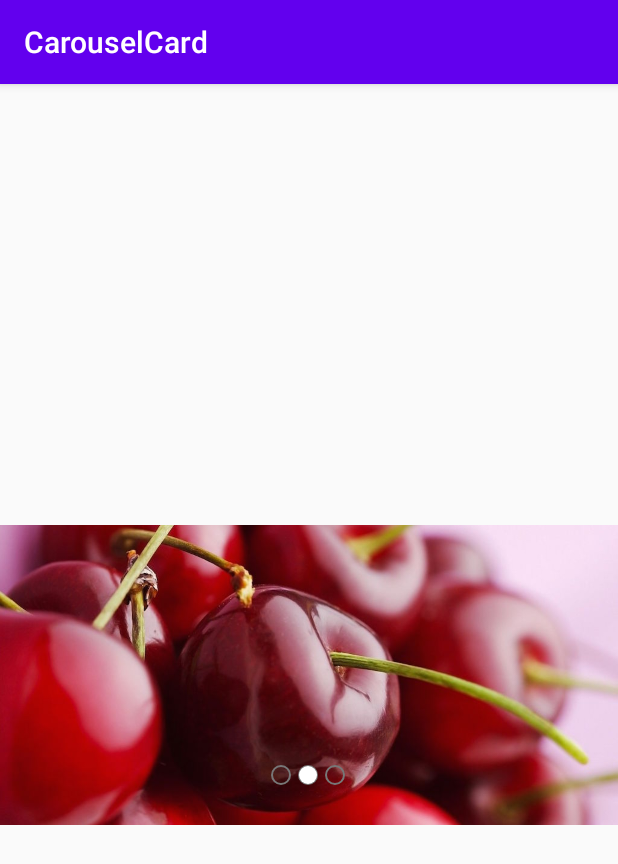
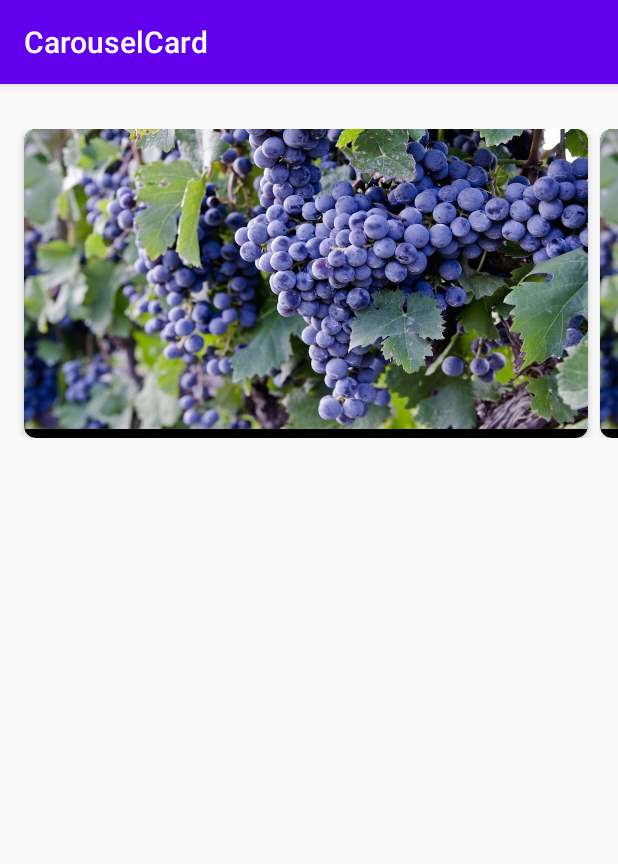
Before and after one commit to praveen2gemini/CarouselCardView, an Android app: the screen it shows after launch (MainActivity), on a phone screen of 412 x 824 dp. Shown: the top 864 px of the screen. Run offline under Robolectric (Android 15) with nearby library versions, the phone set to English and light mode, and no system bars; our stand-ins replace Picasso; pictures from the network do not load.

Commit message:
Another Carousel card view has been created

```diff
--- a/app/src/main/java/com/dpdlad/carouselcard/MainActivity.kt
+++ b/app/src/main/java/com/dpdlad/carouselcard/MainActivity.kt
@@ -1,16 +1,21 @@
 package com.dpdlad.carouselcard
 
 import android.os.Bundle
+import android.view.View
 import android.widget.ImageView
+import android.widget.Toast
 import androidx.appcompat.app.AppCompatActivity
-import com.dpdlad.carousel.CarouselCardView
 import com.dpdlad.carousel.CarouselCardImageUpdater
+import com.dpdlad.carousel.SimpleCarouselView
+import com.dpdlad.carousel.card.CarouselCardView
+import com.dpdlad.carousel.card.CarouselClickListener
 import com.squareup.picasso.Picasso
 
 class MainActivity : AppCompatActivity(),
-    CarouselCardImageUpdater {
+    CarouselCardImageUpdater, CarouselClickListener {
 
-    private var customCarouselCardView: CarouselCardView? = null
+    private var customSimpleCarouselView: SimpleCarouselView? = null
+    private var carouselCardRecycler: CarouselCardView? = null
     var sampleImages = intArrayOf(
         R.drawable.image_1,
         R.drawable.image_2,
@@ -19,20 +24,24 @@ class MainActivity : AppCompatActivity(),
         R.drawable.image_5
     )
     private var sampleNetworkImageURLs = arrayOf(
+        "https://encrypted-tbn0.gstatic.com/images?q=tbn:ANd9GcQIVUf6Aj04OpTeyenjIl9bjZ0nRQSGLOJ9FA&usqp=CAU",
         "https://lh3.googleusercontent.com/proxy/K_xxZeOmWfnAs0B8ZHIROSn0OK94VfCgSMpH97_n4f2VBUWeLrn8FifuqUArDTVvVvu3MePVQUfghPgNoKbiU0uo4by3ZjRe1xwTlVlZc3875Vt2AXALPMvjYFO4fljiYQ",
-        "https://encrypted-tbn0.gstatic.com/images?q=tbn:ANd9GcQIVUf6Aj04OpTeyenjIl9bjZ0nRQSGLOJ9FA&usqp=CAU",
         "https://d1.awsstatic.com/GameDev%20Site%20Redesign/Lumberyard/Downloads/lumberyard_download_dyn-veg_page-header.2b03b5c24c726a878a53ffd6d42eca0265099b4e.jpg"
     )
 
     override fun onCreate(savedInstanceState: Bundle?) {
         super.onCreate(savedInstanceState)
         setContentView(R.layout.activity_main)
-        customCarouselCardView = findViewById(R.id.customCarouselView)
-        customCarouselCardView?.apply {
+        customSimpleCarouselView = findViewById(R.id.customCarouselView)
+        carouselCardRecycler = findViewById(R.id.carouselRecyclerView)
+        customSimpleCarouselView?.apply {
+            visibility = View.GONE
             pageCount = sampleNetworkImageURLs.size
             slideInterval = 3000
             setImageListener(this@MainActivity)
         }
+        carouselCardRecycler?.setOnCarouselClickListener(this)
+        carouselCardRecycler?.loadBanners(sampleNetworkImageURLs.toCollection(ArrayList()))
     }
 
     override fun setImageForPosition(imageView: ImageView?, position: Int) {
@@ -41,4 +50,8 @@ class MainActivity : AppCompatActivity(),
             .into(imageView)
     }
 
+    override fun onCarouselItemClicked(position: Int) {
+        Toast.makeText(this, "onCarouselItemClicked $position", Toast.LENGTH_SHORT).show()
+    }
+
 }
--- a/app/src/main/res/layout/activity_main.xml
+++ b/app/src/main/res/layout/activity_main.xml
@@ -6,14 +6,13 @@
     android:layout_height="match_parent"
     tools:context=".MainActivity">
 
-    <com.dpdlad.carousel.CarouselCardView
+    <com.dpdlad.carousel.SimpleCarouselView
         android:id="@+id/customCarouselView"
         android:layout_width="match_parent"
         android:layout_height="200dp"
         android:layout_marginTop="20dp"
         app:disableAutoPlayOnUserInteraction="false"
         app:fillColor="#FFFFFFFF"
-        app:layout_constraintBottom_toBottomOf="parent"
         app:layout_constraintLeft_toLeftOf="parent"
         app:layout_constraintRight_toRightOf="parent"
         app:layout_constraintTop_toTopOf="parent"
@@ -23,4 +22,13 @@
         app:strokeWidth="1dp" />
 
 
+    <com.dpdlad.carousel.card.CarouselCardView
+        android:id="@+id/carouselRecyclerView"
+        android:layout_width="match_parent"
+        android:layout_height="wrap_content"
+        android:layout_marginTop="30dp"
+        app:layout_constraintLeft_toLeftOf="parent"
+        app:layout_constraintRight_toRightOf="parent"
+        app:layout_constraintTop_toBottomOf="@+id/customCarouselView" />
+
 </androidx.constraintlayout.widget.ConstraintLayout>
--- a/carousel/src/main/java/com/dpdlad/carousel/CarouselCardView.java
+++ b/carousel/src/main/java/com/dpdlad/carousel/SimpleCarouselView.java
@@ -22,7 +22,7 @@ import java.util.Timer;
 import java.util.TimerTask;
 
 @RemoteView
-public class CarouselCardView extends FrameLayout {
+public class SimpleCarouselView extends FrameLayout {
 
     private final int DEFAULT_GRAVITY = Gravity.CENTER_HORIZONTAL | Gravity.BOTTOM;
 
@@ -39,7 +39,7 @@ public class CarouselCardView extends FrameLayout {
     private int pageTransformInterval = DEFAULT_SLIDE_VELOCITY;
     private int indicatorVisibility = DEFAULT_INDICATOR_VISIBILITY;
 
-    private CarouselCardViewPager containerViewPager;
+    private SimpleCarouselViewPager containerViewPager;
     private CircleCorePageIndicator mIndicator;
     private CarouselCardImageUpdater mCarouselCardImageUpdater = null;
     private CarouselImageClickListener carouselImageClickListener = null;
@@ -55,22 +55,22 @@ public class CarouselCardView extends FrameLayout {
 
     private ViewPager.PageTransformer pageTransformer;
 
-    public CarouselCardView(Context context) {
+    public SimpleCarouselView(Context context) {
         super(context);
     }
 
-    public CarouselCardView(Context context, AttributeSet attrs) {
+    public SimpleCarouselView(Context context, AttributeSet attrs) {
         super(context, attrs);
         initView(context, attrs, 0, 0);
     }
 
-    public CarouselCardView(Context context, AttributeSet attrs, int defStyleAttr) {
+    public SimpleCarouselView(Context context, AttributeSet attrs, int defStyleAttr) {
         super(context, attrs, defStyleAttr);
         initView(context, attrs, defStyleAttr, 0);
     }
 
     @TargetApi(Build.VERSION_CODES.LOLLIPOP)
-    public CarouselCardView(Context context, AttributeSet attrs, int defStyleAttr, int defStyleRes) {
+    public SimpleCarouselView(Context context, AttributeSet attrs, int defStyleAttr, int defStyleRes) {
         super(context, attrs, defStyleAttr, defStyleRes);
         initView(context, attrs, defStyleAttr, defStyleRes);
     }
@@ -87,42 +87,42 @@ public class CarouselCardView extends FrameLayout {
 
 
             //Retrieve styles attributes
-            TypedArray a = context.obtainStyledAttributes(attrs, R.styleable.CarouselCardView, defStyleAttr, 0);
+            TypedArray a = context.obtainStyledAttributes(attrs, R.styleable.SimpleCarouselView, defStyleAttr, 0);
             try {
-                indicatorMarginVertical = a.getDimensionPixelSize(R.styleable.CarouselCardView_indicatorMarginVertical, getResources().getDimensionPixelSize(R.dimen.default_indicator_margin_vertical));
-                indicatorMarginHorizontal = a.getDimensionPixelSize(R.styleable.CarouselCardView_indicatorMarginHorizontal, getResources().getDimensionPixelSize(R.dimen.default_indicator_margin_horizontal));
-                setPageTransformInterval(a.getInt(R.styleable.CarouselCardView_pageTransformInterval, DEFAULT_SLIDE_VELOCITY));
-                setSlideInterval(a.getInt(R.styleable.CarouselCardView_slideInterval, DEFAULT_SLIDE_INTERVAL));
-                setOrientation(a.getInt(R.styleable.CarouselCardView_indicatorOrientation, LinearLayout.HORIZONTAL));
-                setIndicatorGravity(a.getInt(R.styleable.CarouselCardView_indicatorGravity, Gravity.BOTTOM | Gravity.CENTER_HORIZONTAL));
-                setAutoPlay(a.getBoolean(R.styleable.CarouselCardView_autoPlay, true));
-                setDisableAutoPlayOnUserInteraction(a.getBoolean(R.styleable.CarouselCardView_disableAutoPlayOnUserInteraction, false));
-                setAnimateOnBoundary(a.getBoolean(R.styleable.CarouselCardView_animateOnBoundary, true));
-                setPageTransformer(a.getInt(R.styleable.CarouselCardView_pageTransformer, CarouselCardViewPagerTransformer.DEFAULT));
+                indicatorMarginVertical = a.getDimensionPixelSize(R.styleable.SimpleCarouselView_indicatorMarginVertical, getResources().getDimensionPixelSize(R.dimen.default_indicator_margin_vertical));
+                indicatorMarginHorizontal = a.getDimensionPixelSize(R.styleable.SimpleCarouselView_indicatorMarginHorizontal, getResources().getDimensionPixelSize(R.dimen.default_indicator_margin_horizontal));
+                setPageTransformInterval(a.getInt(R.styleable.SimpleCarouselView_pageTransformInterval, DEFAULT_SLIDE_VELOCITY));
+                setSlideInterval(a.getInt(R.styleable.SimpleCarouselView_slideInterval, DEFAULT_SLIDE_INTERVAL));
+                setOrientation(a.getInt(R.styleable.SimpleCarouselView_indicatorOrientation, LinearLayout.HORIZONTAL));
+                setIndicatorGravity(a.getInt(R.styleable.SimpleCarouselView_indicatorGravity, Gravity.BOTTOM | Gravity.CENTER_HORIZONTAL));
+                setAutoPlay(a.getBoolean(R.styleable.SimpleCarouselView_autoPlay, true));
+                setDisableAutoPlayOnUserInteraction(a.getBoolean(R.styleable.SimpleCarouselView_disableAutoPlayOnUserInteraction, false));
+                setAnimateOnBoundary(a.getBoolean(R.styleable.SimpleCarouselView_animateOnBoundary, true));
+                setPageTransformer(a.getInt(R.styleable.SimpleCarouselView_pageTransformer, SimpleCarouselViewPagerTransformer.DEFAULT));
 
-                indicatorVisibility = a.getInt(R.styleable.CarouselCardView_indicatorVisibility, CarouselCardView.DEFAULT_INDICATOR_VISIBILITY);
+                indicatorVisibility = a.getInt(R.styleable.SimpleCarouselView_indicatorVisibility, SimpleCarouselView.DEFAULT_INDICATOR_VISIBILITY);
 
                 setIndicatorVisibility(indicatorVisibility);
 
                 if (indicatorVisibility == View.VISIBLE) {
-                    int fillColor = a.getColor(R.styleable.CarouselCardView_fillColor, 0);
+                    int fillColor = a.getColor(R.styleable.SimpleCarouselView_fillColor, 0);
                     if (fillColor != 0) {
                         setFillColor(fillColor);
                     }
-                    int pageColor = a.getColor(R.styleable.CarouselCardView_pageColor, 0);
+                    int pageColor = a.getColor(R.styleable.SimpleCarouselView_pageColor, 0);
                     if (pageColor != 0) {
                         setPageColor(pageColor);
                     }
-                    float radius = a.getDimensionPixelSize(R.styleable.CarouselCardView_radius, 0);
+                    float radius = a.getDimensionPixelSize(R.styleable.SimpleCarouselView_radius, 0);
                     if (radius != 0) {
                         setRadius(radius);
                     }
-                    setSnap(a.getBoolean(R.styleable.CarouselCardView_snap, getResources().getBoolean(R.bool.default_circle_indicator_snap)));
-                    int strokeColor = a.getColor(R.styleable.CarouselCardView_strokeColor, 0);
+                    setSnap(a.getBoolean(R.styleable.SimpleCarouselView_snap, getResources().getBoolean(R.bool.default_circle_indicator_snap)));
+                    int strokeColor = a.getColor(R.styleable.SimpleCarouselView_strokeColor, 0);
                     if (strokeColor != 0) {
                         setStrokeColor(strokeColor);
                     }
-                    float strokeWidth = a.getDimensionPixelSize(R.styleable.CarouselCardView_strokeWidth, 0);
+                    float strokeWidth = a.getDimensionPixelSize(R.styleable.SimpleCarouselView_strokeWidth, 0);
                     if (strokeWidth != 0) {
                         setStrokeWidth(strokeWidth);
                     }
@@ -207,11 +207,11 @@ public class CarouselCardView extends FrameLayout {
     /**
      * Sets page transition animation.
      *
-     * @param transformer Pass {@link CarouselCardViewPagerTransformer#FLOW}, {@link CarouselCardViewPagerTransformer#ZOOM}, {@link CarouselCardViewPagerTransformer#DEPTH} or {@link CarouselCardViewPagerTransformer#SLIDE_OVER}
+     * @param transformer Pass {@link SimpleCarouselViewPagerTransformer#FLOW}, {@link SimpleCarouselViewPagerTransformer#ZOOM}, {@link SimpleCarouselViewPagerTransformer#DEPTH} or {@link SimpleCarouselViewPagerTransformer#SLIDE_OVER}
      * @attr
      */
-    public void setPageTransformer(@CarouselCardViewPagerTransformer.Transformer int transformer) {
-        setPageTransformer(new CarouselCardViewPagerTransformer(transformer));
+    public void setPageTransformer(@SimpleCarouselViewPagerTransformer.Transformer int transformer) {
+        setPageTransformer(new SimpleCarouselViewPagerTransformer(transformer));
 
     }
 
@@ -451,7 +451,7 @@ public class CarouselCardView extends FrameLayout {
         return indicatorMarginHorizontal;
     }
 
-    public CarouselCardViewPager getContainerViewPager() {
+    public SimpleCarouselViewPager getContainerViewPager() {
         return containerViewPager;
     }
 
--- a/carousel/src/main/java/com/dpdlad/carousel/CarouselCardViewPager.java
+++ b/carousel/src/main/java/com/dpdlad/carousel/SimpleCarouselViewPager.java
@@ -9,7 +9,7 @@ import androidx.viewpager.widget.ViewPager;
 
 import java.lang.reflect.Field;
 
-public class CarouselCardViewPager extends ViewPager {
+public class SimpleCarouselViewPager extends ViewPager {
 
     private CarouselImageClickListener carouselImageClickListener;
     private float oldX = 0, newX = 0, sens = 5;
@@ -18,17 +18,17 @@ public class CarouselCardViewPager extends ViewPager {
         this.carouselImageClickListener = carouselImageClickListener;
     }
 
-    public CarouselCardViewPager(Context context) {
+    public SimpleCarouselViewPager(Context context) {
         super(context);
         postInitViewPager();
     }
 
-    public CarouselCardViewPager(Context context, AttributeSet attrs) {
+    public SimpleCarouselViewPager(Context context, AttributeSet attrs) {
         super(context, attrs);
         postInitViewPager();
     }
 
-    private CarouselCardViewPagerScroller mScroller = null;
+    private SimpleCarouselViewPagerScroller mScroller = null;
 
     /**
      * Override the Scroller instance with our own class so we can change the
@@ -42,7 +42,7 @@ public class CarouselCardViewPager extends ViewPager {
             Field interpolator = viewpager.getDeclaredField("sInterpolator");
             interpolator.setAccessible(true);
 
-            mScroller = new CarouselCardViewPagerScroller(getContext(),
+            mScroller = new SimpleCarouselViewPagerScroller(getContext(),
                     (Interpolator) interpolator.get(null));
             scroller.set(this, mScroller);
         } catch (Exception e) {
--- a/carousel/src/main/java/com/dpdlad/carousel/CarouselCardViewPagerScroller.java
+++ b/carousel/src/main/java/com/dpdlad/carousel/SimpleCarouselViewPagerScroller.java
@@ -4,16 +4,16 @@ import android.content.Context;
 import android.view.animation.Interpolator;
 import android.widget.Scroller;
 
-public class CarouselCardViewPagerScroller extends Scroller {
+public class SimpleCarouselViewPagerScroller extends Scroller {
 
 
     private int mScrollDuration = 600;
 
-    public CarouselCardViewPagerScroller(Context context) {
+    public SimpleCarouselViewPagerScroller(Context context) {
         super(context);
     }
 
-    public CarouselCardViewPagerScroller(Context context, Interpolator interpolator) {
+    public SimpleCarouselViewPagerScroller(Context context, Interpolator interpolator) {
         super(context, interpolator);
     }
 
--- a/carousel/src/main/java/com/dpdlad/carousel/CarouselCardViewPagerTransformer.java
+++ b/carousel/src/main/java/com/dpdlad/carousel/SimpleCarouselViewPagerTransformer.java
@@ -16,7 +16,7 @@ import java.lang.annotation.RetentionPolicy;
  *
  * Usage: viewPager.setPageTransformer(false, new ReaderViewPagerTransformer(TransformType.FLOW));
  */
-public class CarouselCardViewPagerTransformer implements ViewPager.PageTransformer {
+public class SimpleCarouselViewPagerTransformer implements ViewPager.PageTransformer {
 
     private final int mTransformType;
 
@@ -34,7 +34,7 @@ public class CarouselCardViewPagerTransformer implements ViewPager.PageTransform
     public static final int ZOOM = 3;
     public static final int DEFAULT = -1;
 
-    CarouselCardViewPagerTransformer(int transformType) {
+    SimpleCarouselViewPagerTransformer(int transformType) {
         mTransformType = transformType;
     }
 
--- /dev/null
+++ b/carousel/src/main/java/com/dpdlad/carousel/card/CarouselCardView.kt
@@ -0,0 +1,43 @@
+package com.dpdlad.carousel.card
+
+import android.content.Context
+import android.util.AttributeSet
+import android.widget.LinearLayout
+import androidx.recyclerview.widget.LinearLayoutManager
+import androidx.recyclerview.widget.PagerSnapHelper
+import androidx.recyclerview.widget.RecyclerView
+import com.dpdlad.carousel.R
+
+class CarouselCardView @JvmOverloads constructor(
+    context: Context,
+    attrs: AttributeSet? = null,
+    defStyleAttr: Int = 0
+) : LinearLayout(context, attrs, defStyleAttr) {
+    private var recyclerView: RecyclerView? = null
+    private var onCarouselClickListener: CarouselClickListener? = null
+
+    init {
+        orientation = HORIZONTAL
+        inflate(context, R.layout.carousel_card_layout, this)
+        recyclerView = findViewById(R.id.recyclerViewResId)
+        recyclerView?.apply {
+            val snapHelper = PagerSnapHelper()
+            snapHelper.attachToRecyclerView(this)
+            val layoutManager = LinearLayoutManager(context)
+            layoutManager.orientation = LinearLayoutManager.HORIZONTAL
+            this.layoutManager = layoutManager
+        }
+    }
+
+    fun setOnCarouselClickListener(onClickListener: CarouselClickListener?) {
+        this.onCarouselClickListener = onClickListener
+    }
+
+
+    fun loadBanners(urls: ArrayList<String>) {
+        recyclerView?.adapter = CarouselViewAdapter().apply {
+            setCarouselClickListener(onCarouselClickListener)
+            update(urls)
+        }
+    }
+}
--- /dev/null
+++ b/carousel/src/main/java/com/dpdlad/carousel/card/CarouselClickListener.kt
@@ -0,0 +1,5 @@
+package com.dpdlad.carousel.card
+
+interface CarouselClickListener {
+    fun onCarouselItemClicked(position: Int)
+}
--- /dev/null
+++ b/carousel/src/main/java/com/dpdlad/carousel/card/CarouselViewAdapter.kt
@@ -0,0 +1,102 @@
+package com.dpdlad.carousel.card
+
+import android.content.res.Resources
+import android.view.LayoutInflater
+import android.view.View
+import android.view.ViewGroup
+import android.widget.FrameLayout
+import androidx.appcompat.widget.AppCompatImageView
+import androidx.cardview.widget.CardView
+import androidx.recyclerview.widget.RecyclerView
+import com.dpdlad.carousel.R
+import com.squareup.picasso.Picasso
+
+
+class CarouselViewAdapter : RecyclerView.Adapter<CarouselViewAdapter.ViewHolder>() {
+    private val bannerUrls = ArrayList<String>()
+    private var onClickListener: CarouselClickListener? = null
+
+    class ViewHolder(private val view: View) : RecyclerView.ViewHolder(view), View.OnClickListener {
+        private var compatImageView: AppCompatImageView? = null
+        private var cardParentView: CardView? = null
+        private var onClickListener: CarouselClickListener? = null
+        private var itemPosition: Int = 0
+
+        init {
+            cardParentView = view.findViewById(R.id.cardParentViewId)
+            compatImageView = view.findViewById(R.id.imageViewResId)
+            compatImageView?.setOnClickListener(this)
+        }
+
+        fun bind(url: String) {
+            Picasso.with(view.context).load(url)
+                .placeholder(R.drawable.image_1).error(R.drawable.image_2)
+                .fit()
+                .centerInside()
+                .into(compatImageView)
+        }
+
+        fun foundLastItem(position: Int, itemCount: Int) {
+            this.itemPosition = position
+            cardParentView?.loadDefinedMargin(position, itemCount)
+        }
+
+        fun setOnCarouselClickListener(onClickListener: CarouselClickListener?) {
+            this.onClickListener = onClickListener
+        }
+
+        override fun onClick(view: View?) {
+            this.onClickListener?.onCarouselItemClicked(itemPosition)
+        }
+    }
+
+    override fun onCreateViewHolder(parent: ViewGroup, viewType: Int): ViewHolder {
+        val view = LayoutInflater.from(parent.context)
+            .inflate(R.layout.single_view_carousel, parent, false)
+        return ViewHolder(view).apply { setOnCarouselClickListener(onClickListener) }
+    }
+
+    override fun onBindViewHolder(holder: ViewHolder, position: Int) {
+        holder.bind(bannerUrls[position])
+        holder.foundLastItem(position, itemCount)
+    }
+
+    override fun getItemCount(): Int {
+        return bannerUrls.size
+    }
+
+    fun setCarouselClickListener(onClickListener: CarouselClickListener?) {
+        this.onClickListener = onClickListener
+    }
+
+    fun update(urls: ArrayList<String>) {
+        this.bannerUrls.apply {
+            clear()
+            addAll(urls)
+        }
+    }
+
+}
+
+private fun getScreenWidth(): Int {
+    return Resources.getSystem().displayMetrics.widthPixels
+}
+
+private fun CardView.loadDefinedMargin(position: Int, itemCount: Int) {
+    val deviceWidth = getScreenWidth()
+    val defaultCardMargin: Int =
+        context.resources.getDimensionPixelSize(R.dimen.default_card_margin)
+    val pixels: Int = context.resources.getDimensionPixelSize(R.dimen.default_margin_vertical)
+    val customLayoutParams =
+        FrameLayout.LayoutParams((deviceWidth - pixels), (deviceWidth / 2))
+    val lastItemDetected = (position == itemCount - 1)
+    val firstItemDetected = (position == 0)
+    customLayoutParams.marginEnd = defaultCardMargin
+    if (firstItemDetected) {
+        customLayoutParams.marginStart = 0
+    } else if (lastItemDetected) {
+        customLayoutParams.marginStart = 0
+        customLayoutParams.marginEnd = 0
+    }
+    layoutParams = customLayoutParams
+}
--- /dev/null
+++ b/carousel/src/main/res/layout/carousel_card_layout.xml
@@ -0,0 +1,10 @@
+<?xml version="1.0" encoding="utf-8"?>
+<androidx.recyclerview.widget.RecyclerView xmlns:android="http://schemas.android.com/apk/res/android"
+    android:id="@+id/recyclerViewResId"
+    android:layout_width="match_parent"
+    android:layout_height="wrap_content"
+    android:clipToPadding="false"
+    android:overScrollMode="never"
+    android:paddingStart="16dp"
+    android:paddingEnd="16dp"
+    android:orientation="vertical" />
--- /dev/null
+++ b/carousel/src/main/res/layout/single_view_carousel.xml
@@ -0,0 +1,19 @@
+<?xml version="1.0" encoding="utf-8"?>
+<androidx.cardview.widget.CardView xmlns:android="http://schemas.android.com/apk/res/android"
+    xmlns:app="http://schemas.android.com/apk/res-auto"
+    android:id="@+id/cardParentViewId"
+    android:layout_width="match_parent"
+    android:layout_height="wrap_content"
+    android:orientation="vertical"
+    android:padding="16dp"
+    app:cardBackgroundColor="@android:color/black"
+    app:cardCornerRadius="8dp"
+    app:cardElevation="3dp">
+
+    <androidx.appcompat.widget.AppCompatImageView
+        android:id="@+id/imageViewResId"
+        android:layout_width="match_parent"
+        android:layout_height="200dp"
+        android:scaleType="fitXY"
+        app:srcCompat="@drawable/image_1" />
+</androidx.cardview.widget.CardView>
--- a/carousel/src/main/res/layout/view_carousel.xml
+++ b/carousel/src/main/res/layout/view_carousel.xml
@@ -2,7 +2,7 @@
 <merge xmlns:android="http://schemas.android.com/apk/res/android"
     xmlns:app="http://schemas.android.com/apk/res-auto">
 
-    <com.dpdlad.carousel.CarouselCardViewPager
+    <com.dpdlad.carousel.SimpleCarouselViewPager
         android:id="@+id/containerViewPager"
         android:layout_width="match_parent"
         android:layout_height="match_parent" />
--- a/carousel/src/main/res/values/attrs.xml
+++ b/carousel/src/main/res/values/attrs.xml
@@ -88,7 +88,7 @@
         <attr name="android:background" />
     </declare-styleable>
 
-    <declare-styleable name="CarouselCardView">
+    <declare-styleable name="SimpleCarouselView">
         <!-- Interval of the indicator to slide. -->
         <attr name="slideInterval" />
         <!-- Gravity of the indicator.  (Just like layout_gravity)-->
@@ -124,7 +124,17 @@
         <!-- Indicator Visibility -->
         <attr name="indicatorVisibility" />
 
+    </declare-styleable>
+    <declare-styleable name="DotsIndicator">
+        <attr name="dots_count" format="integer" />
+        <attr name="selected_dot_scale_factor" format="float" />
+        <attr name="selected_dot_resource" format="reference" />
+        <attr name="unselected_dot_resource" format="reference" />
+        <attr name="dot_height" format="dimension" />
+        <attr name="dot_width" format="dimension" />
+        <attr name="first_dot_height" format="dimension" />
+        <attr name="first_dot_width" format="dimension" />
+        <attr name="margins_between_dots" format="dimension" />
 
     </declare-styleable>
-
 </resources>
--- a/carousel/src/main/res/values/defaults.xml
+++ b/carousel/src/main/res/values/defaults.xml
@@ -21,4 +21,7 @@
     <dimen name="default_circle_indicator_stroke_width">1dp</dimen>
     <dimen name="default_indicator_margin_horizontal">10dp</dimen>
     <dimen name="default_indicator_margin_vertical">25dp</dimen>
+    <dimen name="default_card_margin">8dp</dimen>
+    <dimen name="default_margin_vertical">36dp</dimen>
+    <dimen name="default_card_padding">16dp</dimen>
 </resources>
```
Also changed, not shown: app/build.gradle (+5 -5 lines), carousel/build.gradle (+6 -3 lines), 4 other files.
